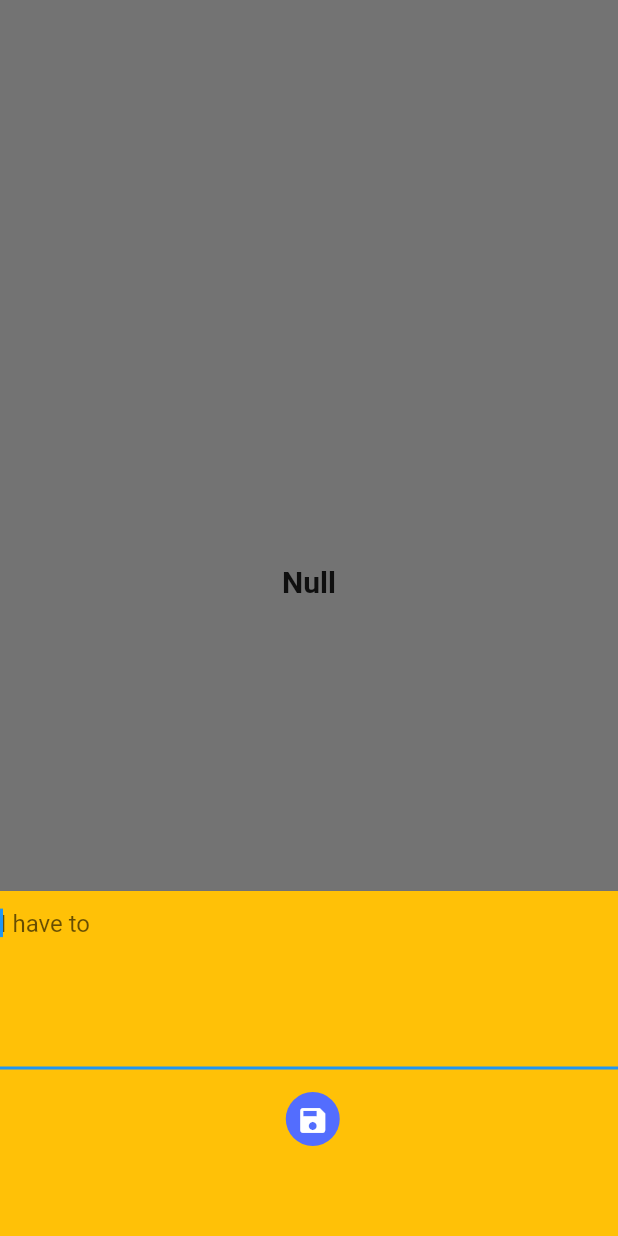
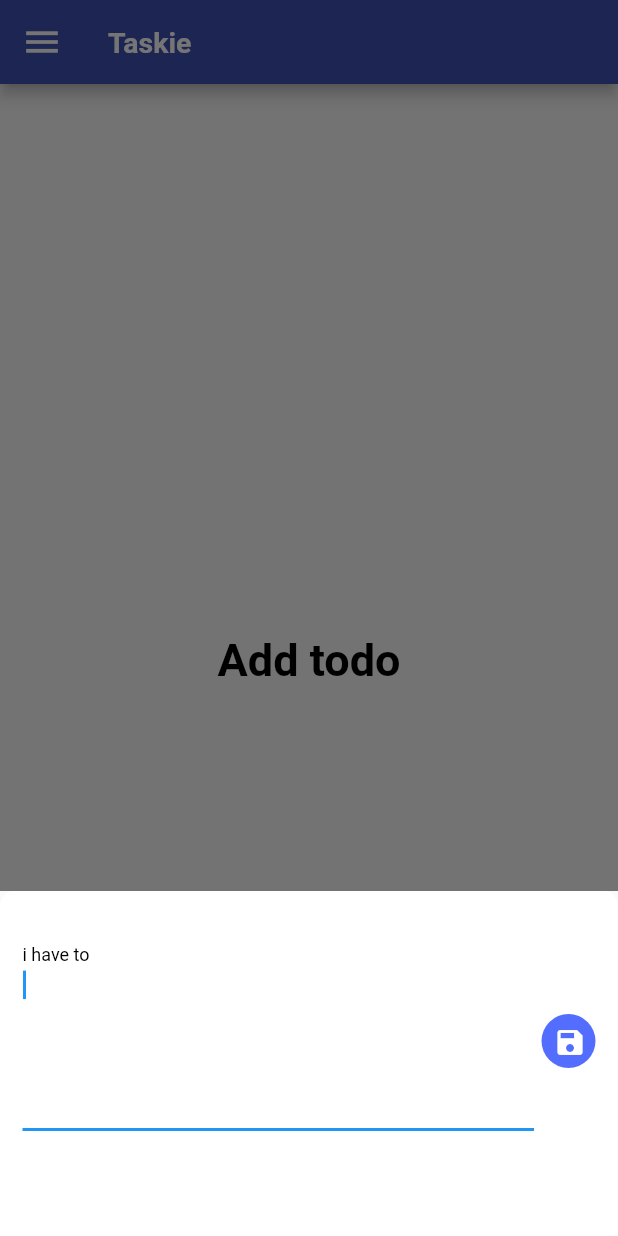
Before and after one commit to Looper101/todo__reactive_app, a Flutter app: the screen it shows after launch, after a tap on the "add" icon, on a phone screen of 412 x 824 dp. Run offline on Flutter 3.47's test engine with Material 2 defaults, Android fonts, the light colour scheme and no system bars; our stand-ins replace sqflite; accounts and stored records are empty; Roboto replaces fonts that are missing (RobotoMono).

Commit message:
some refactoring

```diff
--- a/lib/dao/todo_dao.dart
+++ b/lib/dao/todo_dao.dart
@@ -17,6 +17,7 @@ class TodoDao {
     final db = await dbProvider.database;
     var result = await db.delete('todoTABLE', where: "id =?", whereArgs: [id]);
     print("delete $result");
+    return result;
   }
 
   // //Delete all todo
@@ -33,19 +34,18 @@ class TodoDao {
 
     List<Map<String, dynamic>> result;
 
-    // if (query != null) {
-    //   if (query.length > 0) {
-    //     result = await db.query('todoTABLE',
-    //         columns: columns,
-    //         where: 'description LIKE?',
-    //         whereArgs: ["%$query%"]);
-    //   } else {
-    //     result = await db.query(
-    //       'todoTABLE',
-    //       columns: columns,
-    //     );
-    //   }
-    // }
+    if (query != null) {
+      result = await db.query('todoTABLE',
+          columns: columns,
+          where: 'description LIKE ?',
+          whereArgs: ["%$query%"]);
+    } else {
+      result = await db.query(
+        'todoTABLE',
+        columns: columns,
+      );
+    }
+
     result = await db.query(
       'todoTABLE',
       columns: columns,
@@ -53,7 +53,7 @@ class TodoDao {
     List<Todo> todos = result.isNotEmpty
         ? result.map((e) => Todo.fromDatabase(e)).toList()
         : [];
-    print("get all todos : $todos");
+
     return todos;
   }
 
@@ -66,13 +66,13 @@ class TodoDao {
       where: "id =?",
       whereArgs: [todo.id],
     );
-
+    print("update: $result");
     return result;
   }
 
   Future queryDb() async {
     final db = await dbProvider.database;
     var result = await db.query('todoTABLE');
-    print(result);
+    print("QUERY : $result");
   }
 }
--- a/lib/main.dart
+++ b/lib/main.dart
@@ -14,9 +14,8 @@ class MyApp extends StatelessWidget {
       create: (context) => TodoBloc(),
       child: MaterialApp(
         title: 'Flutter Demo',
-        theme: ThemeData(
-          primarySwatch: Colors.blue,
-        ),
+        debugShowCheckedModeBanner: false,
+        theme: ThemeData.light(),
         home: HomePage(),
       ),
     );
--- /dev/null
+++ b/lib/ui/components/get_todo_widget.dart
@@ -0,0 +1,113 @@
+import 'package:flutter/material.dart';
+import 'package:provider/provider.dart';
+import 'package:todo_stream/bloc/todo_bloc.dart';
+import 'package:todo_stream/model/todo.dart';
+
+Widget getTodosWidget(BuildContext context) {
+  return StreamBuilder<List<Todo>>(
+    stream: Provider.of<TodoBloc>(context).todos,
+    builder: (context, AsyncSnapshot<List<Todo>> snapshot) {
+      List<Todo> todoList = snapshot.data;
+
+      if (snapshot.connectionState == ConnectionState.waiting) {
+        return CircularProgressIndicator();
+      }
+      if (snapshot.hasData) {
+        return snapshot.data.length != 0
+            ? ListView.builder(
+                itemCount: snapshot.data.length,
+                itemBuilder: (context, index) {
+                  Todo todo = snapshot.data[index];
+
+                  return Dismissible(
+                    background: Container(
+                      padding: EdgeInsets.only(left: 10),
+                      color: Colors.red,
+                      alignment: Alignment.centerLeft,
+                      child: Icon(Icons.delete, color: Colors.white),
+                    ),
+                    secondaryBackground: Container(
+                      padding: EdgeInsets.only(right: 10),
+                      color: Colors.red,
+                      alignment: Alignment.centerRight,
+                      child: Icon(Icons.delete, color: Colors.white),
+                    ),
+                    key: ObjectKey(todo),
+                    direction: DismissDirection.horizontal,
+                    onDismissed: (direction) {
+                      if (direction == DismissDirection.startToEnd ||
+                          direction == DismissDirection.endToStart) {
+                        Provider.of<TodoBloc>(context, listen: false)
+                            .deleteTodo(todo.id);
+                      }
+                      return null;
+                    },
+                    child: Card(
+                      margin: EdgeInsets.symmetric(vertical: 5),
+                      elevation: 5,
+                      shape: RoundedRectangleBorder(
+                        borderRadius: BorderRadius.circular(10),
+                      ),
+                      child: ListTile(
+                        leading: GestureDetector(
+                          onTap: () {
+                            todo.isDone = !todo.isDone;
+
+                            Provider.of<TodoBloc>(context, listen: false)
+                                .updateTodo(todo);
+                          },
+                          child: Container(
+                            child: todo.isDone
+                                ? Icon(Icons.done)
+                                : Icon(Icons.check_box_outline_blank),
+                          ),
+                        ),
+                        trailing: IconButton(
+                          icon: Icon(
+                            Icons.cancel_outlined,
+                            color: Colors.red,
+                          ),
+                          onPressed: () =>
+                              Provider.of<TodoBloc>(context, listen: false)
+                                  .deleteTodo(todo.id),
+                        ),
+                        title: Text(
+                          snapshot.data[index].description,
+                          style: TextStyle(
+                              decoration: todo.isDone
+                                  ? TextDecoration.lineThrough
+                                  : null),
+                        ),
+                      ),
+                    ),
+                  );
+                },
+              )
+            : Center(
+                child: Text(
+                  'Add todo',
+                  style: TextStyle(
+                      fontSize: 30,
+                      fontWeight: FontWeight.w600,
+                      color: Colors.black),
+                ),
+              );
+      } else {
+        return Center(
+          child: Column(
+            children: [
+              CircularProgressIndicator(),
+              Text(
+                'Loading todo',
+                style: TextStyle(
+                    fontSize: 30,
+                    fontWeight: FontWeight.bold,
+                    color: Colors.black),
+              ),
+            ],
+          ),
+        );
+      }
+    },
+  );
+}
--- /dev/null
+++ b/lib/ui/components/show_addtodo_sheet.dart
@@ -0,0 +1,92 @@
+import 'package:flutter/material.dart';
+import 'package:provider/provider.dart';
+import 'package:todo_stream/bloc/todo_bloc.dart';
+import 'package:todo_stream/model/todo.dart';
+
+showAddTodoSheet(BuildContext context) {
+  final _descriptionController = TextEditingController();
+  showModalBottomSheet(
+    isScrollControlled: true,
+    isDismissible: true,
+    context: context,
+    builder: (context) {
+      return Padding(
+        padding:
+            EdgeInsets.only(bottom: MediaQuery.of(context).viewInsets.bottom),
+        child: Container(
+          color: Colors.transparent,
+          child: Container(
+            height: 230,
+            width: double.infinity,
+            decoration: BoxDecoration(
+                color: Colors.white,
+                borderRadius: BorderRadius.only(
+                  topLeft: Radius.circular(10),
+                  topRight: Radius.circular(10),
+                )),
+            child: Padding(
+              padding:
+                  EdgeInsets.only(left: 15, top: 25.0, right: 15, bottom: 30),
+              child: ListView(
+                children: [
+                  Row(
+                    mainAxisSize: MainAxisSize.min,
+                    crossAxisAlignment: CrossAxisAlignment.center,
+                    children: [
+                      Expanded(
+                        child: TextFormField(
+                          style: TextStyle(color: Colors.black),
+                          textInputAction: TextInputAction.newline,
+                          controller: _descriptionController,
+                          autofocus: true,
+                          maxLines: 5,
+                          decoration: InputDecoration(
+                              // hintText: 'I have to',
+                              labelText: 'i have to',
+                              labelStyle: TextStyle(
+                                color: Colors.black,
+                              )),
+                          validator: (value) {
+                            return value == null ? 'empty description' : null;
+                          },
+                        ),
+                      ),
+                      Padding(
+                        padding: EdgeInsets.only(left: 5, top: 15),
+                        child: CircleAvatar(
+                          backgroundColor: Colors.indigoAccent,
+                          radius: 18,
+                          child: IconButton(
+                            icon: Icon(
+                              Icons.save,
+                              size: 22,
+                              color: Colors.white,
+                            ),
+                            onPressed: () {
+                              if (_descriptionController.text.length >= 0) {
+                                final newTodo = Todo(
+                                  description: _descriptionController.text,
+                                );
+
+                                Provider.of<TodoBloc>(context, listen: false)
+                                    .addTodo(newTodo);
+                                _descriptionController.clear();
+                                Navigator.pop(context);
+                              } else {
+                                Navigator.pop(context);
+                              }
+                            },
+                          ),
+                        ),
+                      )
+                    ],
+                  ),
+                ],
+              ),
+            ),
+          ),
+        ),
+      );
+    },
+  );
+}
--- a/lib/ui/homepage.dart
+++ b/lib/ui/homepage.dart
@@ -1,8 +1,13 @@
+import 'dart:ui';
+
 import 'package:flutter/material.dart';
 import 'package:provider/provider.dart';
 import 'package:todo_stream/bloc/todo_bloc.dart';
 // import 'package:todo_stream/database/database.dart';
 import 'package:todo_stream/model/todo.dart';
+
+import 'components/get_todo_widget.dart';
+import 'components/show_addtodo_sheet.dart';
 
 class HomePage extends StatefulWidget {
   @override
@@ -16,190 +21,56 @@ class _HomePageState extends State<HomePage> {
   //   super.initState();
   // }
 
-  // @override
-  // void didChangeDependencies() {
-  //   super.didChangeDependencies();
-  // }
+  @override
+  void didChangeDependencies() {
+    Provider.of<TodoBloc>(context, listen: false).getTodo();
+    super.didChangeDependencies();
+  }
 
   @override
   Widget build(BuildContext context) {
     return Scaffold(
-      floatingActionButtonLocation: FloatingActionButtonLocation.centerDocked,
       floatingActionButton: Padding(
         padding:
             EdgeInsets.only(bottom: MediaQuery.of(context).padding.bottom + 10),
         child: FloatingActionButton(
-          backgroundColor: Colors.white,
-          elevation: 10.0,
-          child: Icon(Icons.add, color: Colors.black),
+          backgroundColor: Colors.indigo.shade900,
+          elevation: 5.0,
+          child: Icon(Icons.add, color: Colors.white),
           onPressed: () {
-            _showAddTodoSheet(context);
+            Provider.of<TodoBloc>(context, listen: false).queryb();
+            showAddTodoSheet(context);
           },
         ),
       ),
-      bottomNavigationBar: BottomAppBar(
-        color: Colors.white,
-        child: Container(
-          decoration: BoxDecoration(
-              border: Border(
-            top: BorderSide(color: Colors.grey, width: 0.3),
-          )),
-          child: Row(
-            mainAxisSize: MainAxisSize.max,
-            children: <Widget>[
-              IconButton(
+      appBar: AppBar(
+        backgroundColor: Colors.indigo,
+        leading: IconButton(
           icon: Icon(
             Icons.menu,
-                    color: Colors.indigoAccent,
+            color: Colors.white,
             size: 28,
           ),
           onPressed: () {
             //just re-pull UI for testing purposes
             Provider.of<TodoBloc>(context, listen: false).getTodo();
-                  }),
-              Text(
-                "Todo",
+          },
+        ),
+        title: Text(
+          "Taskie",
           style: TextStyle(
-                    color: Colors.black,
+              color: Colors.white,
               fontWeight: FontWeight.w600,
               fontFamily: 'RobotoMono',
               fontStyle: FontStyle.normal,
               fontSize: 19),
         ),
-              Wrap(children: <Widget>[
-                IconButton(
-                  icon: Icon(
-                    Icons.search,
-                    size: 28,
-                    color: Colors.indigoAccent,
-                  ),
-                  onPressed: () {
-                    // _showTodoSearchSheet(context);
-                  },
-                ),
-                Padding(
-                  padding: EdgeInsets.only(right: 5),
-                )
-              ])
-            ],
-          ),
-        ),
       ),
       body: SafeArea(
         child: Container(
-          child: getTodosWidget(),
+          child: getTodosWidget(context),
         ),
       ),
     );
   }
-
-  Widget getTodosWidget() {
-    return StreamBuilder<List<Todo>>(
-      stream: Provider.of<TodoBloc>(context).todos,
-      builder: (context, AsyncSnapshot<List<Todo>> snapshot) {
-        if (snapshot.hasData) {
-          return ListView.builder(
-            itemCount: snapshot.data.length,
-            itemBuilder: (context, index) {
-              var data = snapshot.data[index];
-              return Dismissible(
-                background: Container(
-                  padding: EdgeInsets.only(left: 10),
-                  color: Colors.red,
-                  alignment: Alignment.centerLeft,
-                  child: Icon(Icons.delete, color: Colors.white),
-                ),
-                secondaryBackground: Container(
-                  padding: EdgeInsets.only(left: 10),
-                  color: Colors.red,
-                  alignment: Alignment.centerRight,
-                  child: Icon(Icons.delete, color: Colors.white),
-                ),
-                key: GlobalKey(),
-                onDismissed: (direction) {
-                  if (direction == DismissDirection.horizontal) {
-                    Provider.of<TodoBloc>(context, listen: false)
-                        .deleteTodo(index);
 }
-                },
-                child: ListTile(
-                  leading: Checkbox(
-                    onChanged: (value) {},
-                    value: data.isDone,
-                  ),
-                  title: Text(snapshot.data[index].description),
-                ),
-              );
-            },
-          );
-        }
-        if (snapshot.data == null) {
-          return Center(
-            child: Text(
-              snapshot.data.runtimeType.toString(),
-              style: TextStyle(
-                fontSize: 20,
-                fontWeight: FontWeight.bold,
-              ),
-            ),
-          );
-        }
-
-        return Center(
-          child: CircularProgressIndicator(),
-        );
-      },
-    );
-  }
-
-  _showAddTodoSheet(BuildContext context) {
-    final _descriptionController = TextEditingController();
-    showModalBottomSheet(
-      context: context,
-      builder: (context) {
-        return Container(
-          color: Colors.amber,
-          height: 230,
-          width: double.infinity,
-          child: ListView(
-            children: [
-              TextFormField(
-                controller: _descriptionController,
-                autofocus: true,
-                maxLines: 5,
-                decoration: InputDecoration(hintText: 'I have to'),
-                validator: (value) {
-                  return value == null ? 'empty description' : null;
-                },
-              ),
-              Padding(
-                padding: EdgeInsets.only(left: 5, top: 15),
-                child: CircleAvatar(
-                  backgroundColor: Colors.indigoAccent,
-                  radius: 18,
-                  child: IconButton(
-                    icon: Icon(
-                      Icons.save,
-                      size: 22,
-                      color: Colors.white,
-                    ),
-                    onPressed: () {
-                      if (_descriptionController.text != null) {
-                        final newTodo = Todo(
-                          description: _descriptionController.text,
-                        );
-
-                        Provider.of<TodoBloc>(context, listen: false)
-                            .addTodo(newTodo);
-                      }
-                    },
-                  ),
-                ),
-              )
-            ],
-          ),
-        );
-      },
-    );
-  }
-}
```
Also changed, not shown: lib/deviceSizeConfig/device_size_config.dart (added, +17 -0 lines). Lines whose indentation alone changed are shown as unchanged.
